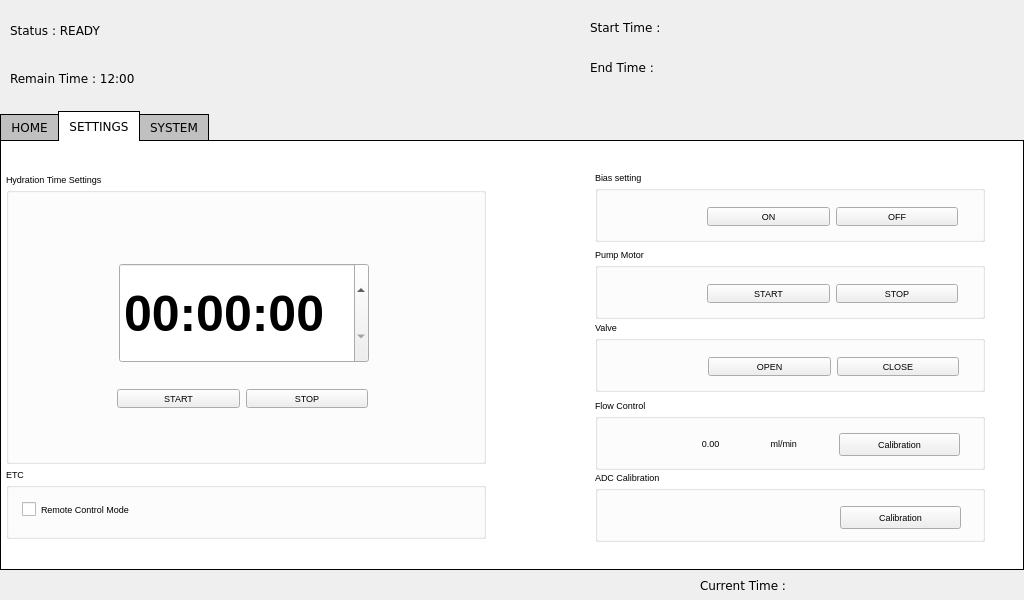
Above: mainwindow.ui from shnomad/hydration-tool before the change. Below: the same form after it.
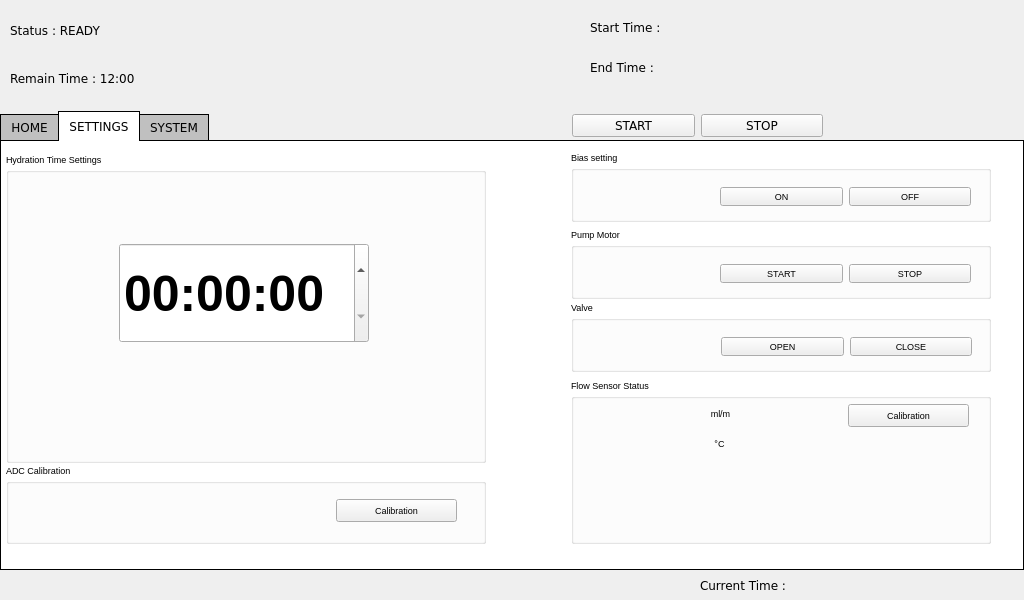
That is the form after the change.

Commit message: flow sensor output check

The edit to the form file:
```diff
--- a/mainwindow.ui
+++ b/mainwindow.ui
@@ -237,9 +237,9 @@
       <property name="geometry">
        <rect>
         <x>5</x>
-        <y>32</y>
+        <y>12</y>
         <width>480</width>
-        <height>291</height>
+        <height>310</height>
        </rect>
       </property>
       <property name="font">
@@ -273,52 +273,13 @@
 }</string>
        </property>
       </widget>
-      <widget class="QGroupBox" name="h_time_set_2">
-       <property name="geometry">
-        <rect>
-         <x>490</x>
-         <y>10</y>
-         <width>400</width>
-         <height>360</height>
-        </rect>
-       </property>
-       <property name="title">
-        <string>Hydration Time settings</string>
-       </property>
-      </widget>
-      <widget class="QWidget" name="layoutWidget">
-       <property name="geometry">
-        <rect>
-         <x>111</x>
-         <y>210</y>
-         <width>251</width>
-         <height>31</height>
-        </rect>
-       </property>
-       <layout class="QHBoxLayout" name="horizontalLayout">
-        <item>
-         <widget class="QPushButton" name="hydration_start">
-          <property name="text">
-           <string>START</string>
-          </property>
-         </widget>
-        </item>
-        <item>
-         <widget class="QPushButton" name="hydration_stop">
-          <property name="text">
-           <string>STOP</string>
-          </property>
-         </widget>
-        </item>
-       </layout>
-      </widget>
      </widget>
      <widget class="QGroupBox" name="bias_settings">
       <property name="geometry">
        <rect>
-        <x>594</x>
-        <y>30</y>
-        <width>390</width>
+        <x>570</x>
+        <y>10</y>
+        <width>420</width>
         <height>71</height>
        </rect>
       </property>
@@ -333,7 +294,7 @@
       <widget class="QWidget" name="layoutWidget_2">
        <property name="geometry">
         <rect>
-         <x>112</x>
+         <x>149</x>
          <y>30</y>
          <width>251</width>
          <height>31</height>
@@ -360,9 +321,9 @@
      <widget class="QGroupBox" name="pump_motor_setting">
       <property name="geometry">
        <rect>
-        <x>594</x>
-        <y>107</y>
-        <width>390</width>
+        <x>570</x>
+        <y>87</y>
+        <width>420</width>
         <height>71</height>
        </rect>
       </property>
@@ -377,7 +338,7 @@
       <widget class="QWidget" name="layoutWidget_3">
        <property name="geometry">
         <rect>
-         <x>112</x>
+         <x>149</x>
          <y>30</y>
          <width>251</width>
          <height>31</height>
@@ -404,9 +365,9 @@
      <widget class="QGroupBox" name="valve_settings">
       <property name="geometry">
        <rect>
-        <x>594</x>
-        <y>180</y>
-        <width>390</width>
+        <x>570</x>
+        <y>160</y>
+        <width>420</width>
         <height>71</height>
        </rect>
       </property>
@@ -421,7 +382,7 @@
       <widget class="QWidget" name="layoutWidget_4">
        <property name="geometry">
         <rect>
-         <x>113</x>
+         <x>150</x>
          <y>30</y>
          <width>251</width>
          <height>31</height>
@@ -448,10 +409,10 @@
      <widget class="QGroupBox" name="flow_control_settings">
       <property name="geometry">
        <rect>
-        <x>594</x>
-        <y>258</y>
-        <width>390</width>
-        <height>71</height>
+        <x>570</x>
+        <y>238</y>
+        <width>420</width>
+        <height>165</height>
        </rect>
       </property>
       <property name="font">
@@ -460,29 +421,65 @@
        </font>
       </property>
       <property name="title">
-       <string>Flow Control</string>
+       <string>Flow Sensor Status</string>
       </property>
       <widget class="QLabel" name="unit">
        <property name="geometry">
         <rect>
-         <x>155</x>
-         <y>33</y>
-         <width>70</width>
-         <height>23</height>
+         <x>10</x>
+         <y>25</y>
+         <width>120</width>
+         <height>21</height>
         </rect>
        </property>
        <property name="text">
-        <string>ml/min </string>
+        <string/>
        </property>
-       <property name="alignment">
-        <set>Qt::AlignCenter</set>
+      </widget>
+      <widget class="QLabel" name="high_flow">
+       <property name="geometry">
+        <rect>
+         <x>10</x>
+         <y>85</y>
+         <width>200</width>
+         <height>21</height>
+        </rect>
        </property>
+       <property name="text">
+        <string/>
+       </property>
       </widget>
-      <widget class="QPushButton" name="flow_sensor_cal">
+      <widget class="QLabel" name="air_in_line">
        <property name="geometry">
         <rect>
-         <x>244</x>
-         <y>34</y>
+         <x>10</x>
+         <y>115</y>
+         <width>200</width>
+         <height>21</height>
+        </rect>
+       </property>
+       <property name="text">
+        <string/>
+       </property>
+      </widget>
+      <widget class="QLabel" name="exp_smoothing">
+       <property name="geometry">
+        <rect>
+         <x>10</x>
+         <y>140</y>
+         <width>291</width>
+         <height>21</height>
+        </rect>
+       </property>
+       <property name="text">
+        <string/>
+       </property>
+      </widget>
+      <widget class="QPushButton" name="adc_cal_2">
+       <property name="geometry">
+        <rect>
+         <x>277</x>
+         <y>25</y>
          <width>121</width>
          <height>23</height>
         </rect>
@@ -494,14 +491,55 @@
       <widget class="QLabel" name="flow_rate">
        <property name="geometry">
         <rect>
-         <x>80</x>
-         <y>33</y>
-         <width>71</width>
-         <height>23</height>
+         <x>120</x>
+         <y>27</y>
+         <width>59</width>
+         <height>15</height>
         </rect>
        </property>
+       <property name="font">
+        <font>
+         <weight>50</weight>
+         <bold>false</bold>
+        </font>
+       </property>
        <property name="text">
-        <string>0.00</string>
+        <string>ml/m</string>
+       </property>
+       <property name="alignment">
+        <set>Qt::AlignCenter</set>
+       </property>
+      </widget>
+      <widget class="QLabel" name="temp">
+       <property name="geometry">
+        <rect>
+         <x>10</x>
+         <y>55</y>
+         <width>125</width>
+         <height>21</height>
+        </rect>
+       </property>
+       <property name="text">
+        <string/>
+       </property>
+      </widget>
+      <widget class="QLabel" name="temp_unit">
+       <property name="geometry">
+        <rect>
+         <x>119</x>
+         <y>57</y>
+         <width>59</width>
+         <height>15</height>
+        </rect>
+       </property>
+       <property name="font">
+        <font>
+         <weight>50</weight>
+         <bold>false</bold>
+        </font>
+       </property>
+       <property name="text">
+        <string>°C</string>
        </property>
        <property name="alignment">
         <set>Qt::AlignCenter</set>
@@ -511,10 +549,10 @@
      <widget class="QGroupBox" name="adc_calibration">
       <property name="geometry">
        <rect>
-        <x>594</x>
-        <y>330</y>
-        <width>390</width>
-        <height>71</height>
+        <x>5</x>
+        <y>323</y>
+        <width>480</width>
+        <height>80</height>
        </rect>
       </property>
       <property name="font">
@@ -528,7 +566,7 @@
       <widget class="QPushButton" name="adc_cal">
        <property name="geometry">
         <rect>
-         <x>245</x>
+         <x>330</x>
          <y>35</y>
          <width>121</width>
          <height>23</height>
@@ -539,37 +577,12 @@
        </property>
       </widget>
      </widget>
-     <widget class="QGroupBox" name="ETC">
-      <property name="geometry">
-       <rect>
-        <x>5</x>
-        <y>327</y>
-        <width>480</width>
-        <height>71</height>
-       </rect>
-      </property>
-      <property name="font">
-       <font>
-        <pointsize>7</pointsize>
-       </font>
-      </property>
-      <property name="title">
-       <string>ETC</string>
-      </property>
-      <widget class="QCheckBox" name="remote_ctl_mode">
-       <property name="geometry">
-        <rect>
-         <x>16</x>
-         <y>31</y>
-         <width>171</width>
-         <height>21</height>
-        </rect>
-       </property>
-       <property name="text">
-        <string>Remote Control Mode</string>
-       </property>
-      </widget>
-     </widget>
+     <zorder>flow_control_settings</zorder>
+     <zorder>h_time_set</zorder>
+     <zorder>bias_settings</zorder>
+     <zorder>pump_motor_setting</zorder>
+     <zorder>valve_settings</zorder>
+     <zorder>adc_calibration</zorder>
     </widget>
     <widget class="QWidget" name="system">
      <attribute name="title">
@@ -587,6 +600,32 @@
      </widget>
     </widget>
    </widget>
+   <widget class="QWidget" name="layoutWidget">
+    <property name="geometry">
+     <rect>
+      <x>572</x>
+      <y>110</y>
+      <width>251</width>
+      <height>31</height>
+     </rect>
+    </property>
+    <layout class="QHBoxLayout" name="horizontalLayout">
+     <item>
+      <widget class="QPushButton" name="hydration_start">
+       <property name="text">
+        <string>START</string>
+       </property>
+      </widget>
+     </item>
+     <item>
+      <widget class="QPushButton" name="hydration_stop">
+       <property name="text">
+        <string>STOP</string>
+       </property>
+      </widget>
+     </item>
+    </layout>
+   </widget>
   </widget>
  </widget>
  <resources/>
```
Left out of the diff: 14 changed lines with no effect on the pictures. The commit also changes 4 other files.
